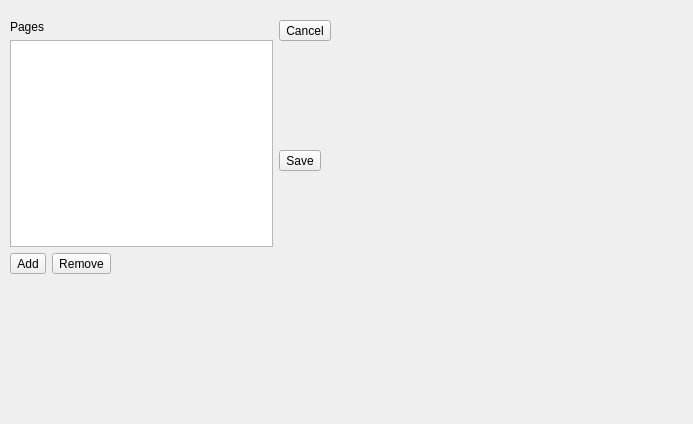
Old version of the form apps/dashboard/Dashboard_Settings.ui in the repository OpenFairWind/fairwindplusplus.
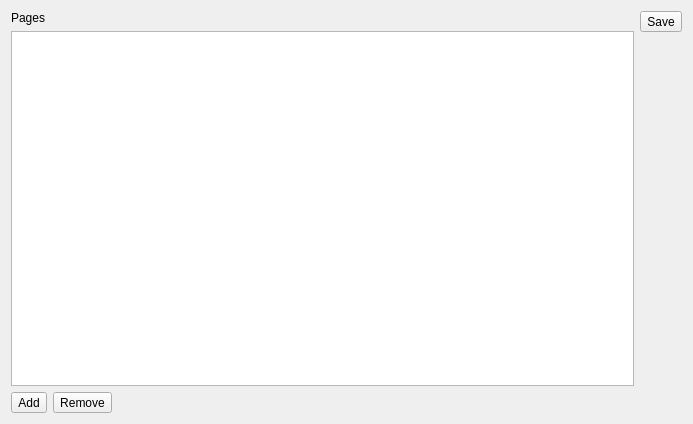
New version of the form. Icons and pictures are not drawn.

Commit message: Definition for Dashboard settings.

Patch:
```diff
--- a/apps/dashboard/Dashboard_Settings.ui
+++ b/apps/dashboard/Dashboard_Settings.ui
@@ -13,15 +13,8 @@
   <property name="windowTitle">
    <string>Form</string>
   </property>
-  <widget class="QWidget" name="">
-   <property name="geometry">
-    <rect>
-     <x>10</x>
-     <y>20</y>
-     <width>321</width>
-     <height>254</height>
-    </rect>
-   </property>
+  <layout class="QGridLayout" name="gridLayout">
+   <item row="0" column="0">
    <layout class="QHBoxLayout" name="horizontalLayout">
     <property name="sizeConstraint">
      <enum>QLayout::SetMaximumSize</enum>
@@ -80,23 +73,6 @@
     </item>
     <item>
      <layout class="QVBoxLayout" name="verticalLayout_Dx">
-      <item alignment="Qt::AlignTop">
-       <widget class="QToolButton" name="toolButton_Cancel">
-        <property name="text">
-         <string>Cancel</string>
-        </property>
-        <property name="icon">
-         <iconset>
-          <normaloff>../../resources/images/icons/toolbutton_cancel.png</normaloff>../../resources/images/icons/toolbutton_cancel.png</iconset>
-        </property>
-        <property name="iconSize">
-         <size>
-          <width>32</width>
-          <height>32</height>
-         </size>
-        </property>
-       </widget>
-      </item>
       <item alignment="Qt::AlignTop">
        <widget class="QToolButton" name="toolButton_Save">
         <property name="text">
@@ -120,7 +96,8 @@
      </layout>
     </item>
    </layout>
-  </widget>
+   </item>
+  </layout>
  </widget>
  <resources/>
  <connections/>
```
Lines whose indentation alone changed are shown as unchanged.
